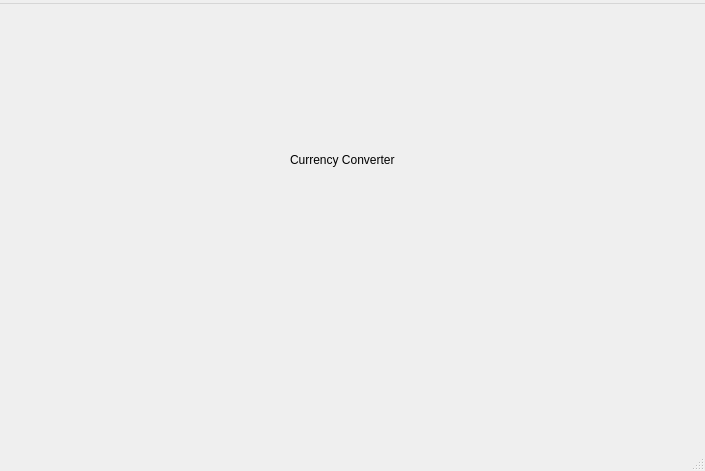
Above: converter.ui from NikaKhiz/tbc-currency-app-v2 before the change. Below: the same form after it.
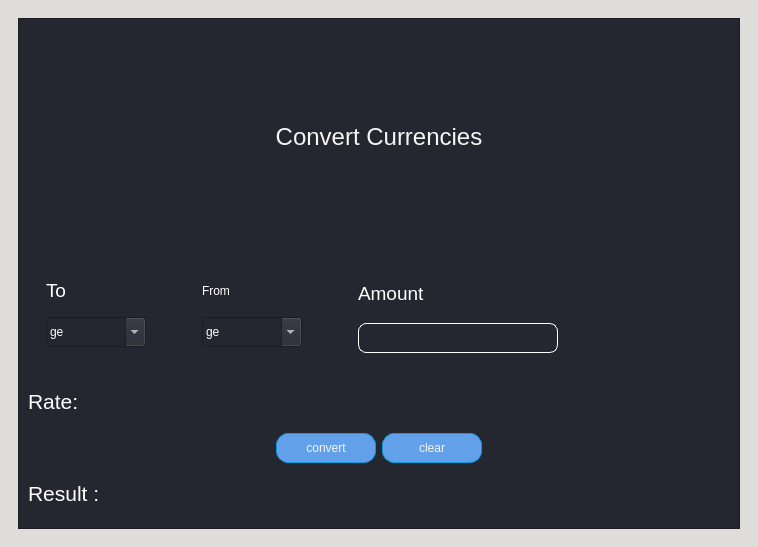
That is the form after the change. The open tabs and pages were chosen to show the change.

Commit message: modifie layout create stacked widget from login and converter page style login and converter page

What changed in the file:
```diff
--- a/converter.ui
+++ b/converter.ui
@@ -6,8 +6,8 @@
    <rect>
     <x>0</x>
     <y>0</y>
-    <width>705</width>
-    <height>471</height>
+    <width>758</width>
+    <height>547</height>
    </rect>
   </property>
   <property name="mouseTracking">
@@ -16,41 +16,625 @@
   <property name="windowTitle">
    <string>Currency Converter App</string>
   </property>
+  <property name="styleSheet">
+   <string notr="true">background-color: rgb(222, 221, 218);</string>
+  </property>
   <widget class="QWidget" name="centralwidget">
-   <widget class="QLabel" name="label">
-    <property name="geometry">
-     <rect>
-      <x>290</x>
-      <y>140</y>
-      <width>141</width>
-      <height>31</height>
-     </rect>
-    </property>
-    <property name="text">
-     <string>Currency Converter</string>
-    </property>
-    <property name="scaledContents">
-     <bool>false</bool>
-    </property>
-   </widget>
+   <layout class="QGridLayout" name="gridLayout_2">
+    <item row="0" column="0">
+     <widget class="QStackedWidget" name="stackedWidget">
+      <property name="cursor">
+       <cursorShape>ArrowCursor</cursorShape>
+      </property>
+      <property name="currentIndex">
+       <number>0</number>
+      </property>
+      <widget class="QWidget" name="login">
+       <layout class="QGridLayout" name="gridLayout_4">
+        <item row="0" column="0">
+         <widget class="QFrame" name="frame_3">
+          <property name="styleSheet">
+           <string notr="true">background-color: rgb(37, 39, 48);</string>
+          </property>
+          <property name="frameShape">
+           <enum>QFrame::StyledPanel</enum>
+          </property>
+          <property name="frameShadow">
+           <enum>QFrame::Raised</enum>
+          </property>
+          <layout class="QGridLayout" name="gridLayout_5">
+           <item row="0" column="0">
+            <layout class="QVBoxLayout" name="verticalLayout_4">
+             <item>
+              <widget class="QLabel" name="label">
+               <property name="minimumSize">
+                <size>
+                 <width>0</width>
+                 <height>50</height>
+                </size>
+               </property>
+               <property name="maximumSize">
+                <size>
+                 <width>16777215</width>
+                 <height>50</height>
+                </size>
+               </property>
+               <property name="styleSheet">
+                <string notr="true">color: rgb(246, 245, 244);</string>
+               </property>
+               <property name="text">
+                <string>&lt;html&gt;&lt;head/&gt;&lt;body&gt;&lt;p align=&quot;center&quot;&gt;&lt;span style=&quot; font-size:18pt;&quot;&gt;Login&lt;/span&gt;&lt;/p&gt;&lt;/body&gt;&lt;/html&gt;</string>
+               </property>
+              </widget>
+             </item>
+             <item>
+              <widget class="QFrame" name="frame">
+               <property name="minimumSize">
+                <size>
+                 <width>0</width>
+                 <height>100</height>
+                </size>
+               </property>
+               <property name="maximumSize">
+                <size>
+                 <width>16777215</width>
+                 <height>100</height>
+                </size>
+               </property>
+               <property name="styleSheet">
+                <string notr="true">QFrame {
+	border: none;
+}</string>
+               </property>
+               <property name="frameShape">
+                <enum>QFrame::StyledPanel</enum>
+               </property>
+               <property name="frameShadow">
+                <enum>QFrame::Raised</enum>
+               </property>
+               <layout class="QVBoxLayout" name="verticalLayout_2">
+                <item>
+                 <widget class="QLineEdit" name="lineEdit_6">
+                  <property name="maximumSize">
+                   <size>
+                    <width>240</width>
+                    <height>40</height>
+                   </size>
+                  </property>
+                  <property name="sizeIncrement">
+                   <size>
+                    <width>240</width>
+                    <height>40</height>
+                   </size>
+                  </property>
+                  <property name="styleSheet">
+                   <string notr="true">QLineEdit {
+	border: 1px solid #FFF;
+	border-radius: 12px;
+	color: #FFF;
+	padding: 8px 12px;
+}
+</string>
+                  </property>
+                  <property name="inputMask">
+                   <string/>
+                  </property>
+                  <property name="text">
+                   <string/>
+                  </property>
+                  <property name="frame">
+                   <bool>true</bool>
+                  </property>
+                  <property name="placeholderText">
+                   <string>Username</string>
+                  </property>
+                 </widget>
+                </item>
+                <item>
+                 <widget class="QLineEdit" name="lineEdit_7">
+                  <property name="maximumSize">
+                   <size>
+                    <width>240</width>
+                    <height>40</height>
+                   </size>
+                  </property>
+                  <property name="sizeIncrement">
+                   <size>
+                    <width>240</width>
+                    <height>40</height>
+                   </size>
+                  </property>
+                  <property name="styleSheet">
+                   <string notr="true">QLineEdit {
+	border: 1px solid #FFF;
+	border-radius: 12px;
+	color: #FFF;
+	padding: 8px 12px;
+}
+</string>
+                  </property>
+                  <property name="inputMask">
+                   <string/>
+                  </property>
+                  <property name="text">
+                   <string/>
+                  </property>
+                  <property name="frame">
+                   <bool>true</bool>
+                  </property>
+                  <property name="placeholderText">
+                   <string>Username</string>
+                  </property>
+                 </widget>
+                </item>
+               </layout>
+              </widget>
+             </item>
+             <item>
+              <widget class="QFrame" name="frame_5">
+               <property name="minimumSize">
+                <size>
+                 <width>0</width>
+                 <height>40</height>
+                </size>
+               </property>
+               <property name="maximumSize">
+                <size>
+                 <width>16777215</width>
+                 <height>40</height>
+                </size>
+               </property>
+               <property name="styleSheet">
+                <string notr="true">QFrame {
+	border: none;
+}</string>
+               </property>
+               <property name="frameShape">
+                <enum>QFrame::StyledPanel</enum>
+               </property>
+               <property name="frameShadow">
+                <enum>QFrame::Raised</enum>
+               </property>
+               <layout class="QVBoxLayout" name="verticalLayout_7">
+                <item alignment="Qt::AlignRight">
+                 <widget class="QPushButton" name="pushButton">
+                  <property name="minimumSize">
+                   <size>
+                    <width>100</width>
+                    <height>30</height>
+                   </size>
+                  </property>
+                  <property name="maximumSize">
+                   <size>
+                    <width>100</width>
+                    <height>30</height>
+                   </size>
+                  </property>
+                  <property name="cursor">
+                   <cursorShape>PointingHandCursor</cursorShape>
+                  </property>
+                  <property name="mouseTracking">
+                   <bool>false</bool>
+                  </property>
+                  <property name="styleSheet">
+                   <string notr="true">QPushButton{
+	background-color: rgb(98, 160, 234);
+	border:1px solid rgb(13, 155, 223);
+	border-radius:12px;
+	color: rgb(246, 245, 244);
+}</string>
+                  </property>
+                  <property name="text">
+                   <string>Login</string>
+                  </property>
+                 </widget>
+                </item>
+               </layout>
+              </widget>
+             </item>
+            </layout>
+           </item>
+          </layout>
+         </widget>
+        </item>
+       </layout>
+      </widget>
+      <widget class="QWidget" name="converter">
+       <layout class="QGridLayout" name="gridLayout_3">
+        <item row="0" column="0">
+         <widget class="QFrame" name="frame_2">
+          <property name="styleSheet">
+           <string notr="true">background-color: rgb(37, 39, 48);</string>
+          </property>
+          <property name="frameShape">
+           <enum>QFrame::StyledPanel</enum>
+          </property>
+          <property name="frameShadow">
+           <enum>QFrame::Raised</enum>
+          </property>
+          <layout class="QGridLayout" name="gridLayout_6">
+           <item row="0" column="0">
+            <layout class="QVBoxLayout" name="verticalLayout_6">
+             <item>
+              <widget class="QLabel" name="label_2">
+               <property name="styleSheet">
+                <string notr="true">color: rgb(246, 245, 244);</string>
+               </property>
+               <property name="text">
+                <string>&lt;html&gt;&lt;head/&gt;&lt;body&gt;&lt;p align=&quot;center&quot;&gt;&lt;span style=&quot; font-size:18pt;&quot;&gt;Convert Currencies&lt;/span&gt;&lt;/p&gt;&lt;/body&gt;&lt;/html&gt;</string>
+               </property>
+              </widget>
+             </item>
+             <item>
+              <layout class="QHBoxLayout" name="horizontalLayout_2">
+               <item>
+                <layout class="QVBoxLayout" name="verticalLayout_3"/>
+               </item>
+               <item>
+                <widget class="QGroupBox" name="groupBox">
+                 <property name="styleSheet">
+                  <string notr="true">QFrame, QGroupBox {
+	border:none;
+}</string>
+                 </property>
+                 <property name="title">
+                  <string/>
+                 </property>
+                 <layout class="QHBoxLayout" name="horizontalLayout_3">
+                  <item>
+                   <widget class="QFrame" name="frame_6">
+                    <property name="minimumSize">
+                     <size>
+                      <width>150</width>
+                      <height>100</height>
+                     </size>
+                    </property>
+                    <property name="maximumSize">
+                     <size>
+                      <width>16777215</width>
+                      <height>100</height>
+                     </size>
+                    </property>
+                    <property name="frameShape">
+                     <enum>QFrame::StyledPanel</enum>
+                    </property>
+                    <property name="frameShadow">
+                     <enum>QFrame::Raised</enum>
+                    </property>
+                    <layout class="QVBoxLayout" name="verticalLayout_9">
+                     <item>
+                      <widget class="QLabel" name="label_10">
+                       <property name="maximumSize">
+                        <size>
+                         <width>16777215</width>
+                         <height>30</height>
+                        </size>
+                       </property>
+                       <property name="styleSheet">
+                        <string notr="true">QLabel {
+	color: #FFF;
+}</string>
+                       </property>
+                       <property name="text">
+                        <string>&lt;html&gt;&lt;head/&gt;&lt;body&gt;&lt;p&gt;&lt;span style=&quot; font-size:14pt;&quot;&gt;To&lt;/span&gt;&lt;/p&gt;&lt;/body&gt;&lt;/html&gt;</string>
+                       </property>
+                      </widget>
+                     </item>
+                     <item>
+                      <widget class="QComboBox" name="comboBox_3">
+                       <property name="minimumSize">
+                        <size>
+                         <width>100</width>
+                         <height>30</height>
+                        </size>
+                       </property>
+                       <property name="maximumSize">
+                        <size>
+                         <width>100</width>
+                         <height>30</height>
+                        </size>
+                       </property>
+                       <property name="cursor">
+                        <cursorShape>PointingHandCursor</cursorShape>
+                       </property>
+                       <property name="styleSheet">
+                        <string notr="true">QComboBox {
+	color: #FFF;
+}</string>
+                       </property>
+                       <property name="editable">
+                        <bool>true</bool>
+                       </property>
+                       <property name="currentText">
+                        <string>ge</string>
+                       </property>
+                      </widget>
+                     </item>
+                    </layout>
+                   </widget>
+                  </item>
+                  <item>
+                   <widget class="QFrame" name="frame_7">
+                    <property name="minimumSize">
+                     <size>
+                      <width>150</width>
+                      <height>100</height>
+                     </size>
+                    </property>
+                    <property name="maximumSize">
+                     <size>
+                      <width>16777215</width>
+                      <height>100</height>
+                     </size>
+                    </property>
+                    <property name="frameShape">
+                     <enum>QFrame::StyledPanel</enum>
+                    </property>
+                    <property name="frameShadow">
+                     <enum>QFrame::Raised</enum>
+                    </property>
+                    <layout class="QVBoxLayout" name="verticalLayout_10">
+                     <item>
+                      <widget class="QLabel" name="label_11">
+                       <property name="maximumSize">
+                        <size>
+                         <width>16777215</width>
+                         <height>30</height>
+                        </size>
+                       </property>
+                       <property name="styleSheet">
+                        <string notr="true">QLabel {
+	color: #FFF;
+}</string>
+                       </property>
+                       <property name="text">
+                        <string>&lt;html&gt;&lt;head/&gt;&lt;body&gt;&lt;p&gt;From&lt;/p&gt;&lt;/body&gt;&lt;/html&gt;</string>
+                       </property>
+                      </widget>
+                     </item>
+                     <item>
+                      <widget class="QComboBox" name="comboBox_4">
+                       <property name="minimumSize">
+                        <size>
+                         <width>100</width>
+                         <height>30</height>
+                        </size>
+                       </property>
+                       <property name="maximumSize">
+                        <size>
+                         <width>100</width>
+                         <height>30</height>
+                        </size>
+                       </property>
+                       <property name="cursor">
+                        <cursorShape>PointingHandCursor</cursorShape>
+                       </property>
+                       <property name="styleSheet">
+                        <string notr="true">QComboBox {
+	color: #FFF;
+}</string>
+                       </property>
+                       <property name="editable">
+                        <bool>true</bool>
+                       </property>
+                       <property name="currentText">
+                        <string>ge</string>
+                       </property>
+                      </widget>
+                     </item>
+                    </layout>
+                   </widget>
+                  </item>
+                  <item>
+                   <widget class="QFrame" name="frame_4">
+                    <property name="minimumSize">
+                     <size>
+                      <width>300</width>
+                      <height>100</height>
+                     </size>
+                    </property>
+                    <property name="maximumSize">
+                     <size>
+                      <width>16777215</width>
+                      <height>100</height>
+                     </size>
+                    </property>
+                    <property name="styleSheet">
+                     <string notr="true"/>
+                    </property>
+                    <property name="frameShape">
+                     <enum>QFrame::StyledPanel</enum>
+                    </property>
+                    <property name="frameShadow">
+                     <enum>QFrame::Raised</enum>
+                    </property>
+                    <layout class="QVBoxLayout" name="verticalLayout_8">
+                     <item>
+                      <widget class="QLabel" name="label_8">
+                       <property name="styleSheet">
+                        <string notr="true">QLabel {
+	color: #FFF;
+}</string>
+                       </property>
+                       <property name="text">
+                        <string>&lt;html&gt;&lt;head/&gt;&lt;body&gt;&lt;p&gt;&lt;span style=&quot; font-size:14pt;&quot;&gt;Amount&lt;/span&gt;&lt;/p&gt;&lt;/body&gt;&lt;/html&gt;</string>
+                       </property>
+                      </widget>
+                     </item>
+                     <item>
+                      <widget class="QLineEdit" name="lineEdit_5">
+                       <property name="minimumSize">
+                        <size>
+                         <width>0</width>
+                         <height>30</height>
+                        </size>
+                       </property>
+                       <property name="maximumSize">
+                        <size>
+                         <width>200</width>
+                         <height>30</height>
+                        </size>
+                       </property>
+                       <property name="styleSheet">
+                        <string notr="true">QLineEdit {
+	border: 1px solid #FFF;
+	border-radius: 8px;
+	color: #FFF;
+	padding: 8px 12px;
+}
+</string>
+                       </property>
+                       <property name="inputMask">
+                        <string/>
+                       </property>
+                       <property name="text">
+                        <string/>
+                       </property>
+                       <property name="frame">
+                        <bool>true</bool>
+                       </property>
+                       <property name="placeholderText">
+                        <string/>
+                       </property>
+                      </widget>
+                     </item>
+                    </layout>
+                   </widget>
+                  </item>
+                 </layout>
+                </widget>
+               </item>
+               <item>
+                <layout class="QVBoxLayout" name="verticalLayout_5"/>
+               </item>
+              </layout>
+             </item>
+             <item>
+              <widget class="QLabel" name="label_3">
+               <property name="minimumSize">
+                <size>
+                 <width>0</width>
+                 <height>50</height>
+                </size>
+               </property>
+               <property name="maximumSize">
+                <size>
+                 <width>16777215</width>
+                 <height>50</height>
+                </size>
+               </property>
+               <property name="styleSheet">
+                <string notr="true">QLabel {
+	color: #FFF;
+}</string>
+               </property>
+               <property name="text">
+                <string>&lt;html&gt;&lt;head/&gt;&lt;body&gt;&lt;p&gt;&lt;span style=&quot; font-size:16pt;&quot;&gt;Rate: &lt;/span&gt;&lt;/p&gt;&lt;/body&gt;&lt;/html&gt;</string>
+               </property>
+              </widget>
+             </item>
+             <item>
+              <layout class="QHBoxLayout" name="horizontalLayout">
+               <item alignment="Qt::AlignRight">
+                <widget class="QPushButton" name="pushButton_2">
+                 <property name="minimumSize">
+                  <size>
+                   <width>100</width>
+                   <height>30</height>
+                  </size>
+                 </property>
+                 <property name="maximumSize">
+                  <size>
+                   <width>100</width>
+                   <height>30</height>
+                  </size>
+                 </property>
+                 <property name="cursor">
+                  <cursorShape>PointingHandCursor</cursorShape>
+                 </property>
+                 <property name="layoutDirection">
+                  <enum>Qt::LeftToRight</enum>
+                 </property>
+                 <property name="styleSheet">
+                  <string notr="true">QPushButton{
+	background-color: rgb(98, 160, 234);
+	border:1px solid rgb(13, 155, 223);
+	border-radius:12px;
+	color: rgb(246, 245, 244);
+}</string>
+                 </property>
+                 <property name="text">
+                  <string>convert</string>
+                 </property>
+                </widget>
+               </item>
+               <item alignment="Qt::AlignLeft">
+                <widget class="QPushButton" name="pushButton_3">
+                 <property name="minimumSize">
+                  <size>
+                   <width>100</width>
+                   <height>30</height>
+                  </size>
+                 </property>
+                 <property name="maximumSize">
+                  <size>
+                   <width>100</width>
+                   <height>30</height>
+                  </size>
+                 </property>
+                 <property name="cursor">
+                  <cursorShape>PointingHandCursor</cursorShape>
+                 </property>
+                 <property name="styleSheet">
+                  <string notr="true">QPushButton{
+	background-color: rgb(98, 160, 234);
+	border:1px solid rgb(13, 155, 223);
+	border-radius:12px;
+	color: rgb(246, 245, 244);
+}</string>
+                 </property>
+                 <property name="text">
+                  <string>clear</string>
+                 </property>
+                </widget>
+               </item>
+              </layout>
+             </item>
+             <item>
+              <widget class="QLabel" name="label_4">
+               <property name="minimumSize">
+                <size>
+                 <width>0</width>
+                 <height>50</height>
+                </size>
+               </property>
+               <property name="maximumSize">
+                <size>
+                 <width>16777215</width>
+                 <height>50</height>
+                </size>
+               </property>
+               <property name="styleSheet">
+                <string notr="true">QLabel {
+	color: #FFF;
+}</string>
+               </property>
+               <property name="text">
+                <string>&lt;html&gt;&lt;head/&gt;&lt;body&gt;&lt;p&gt;&lt;span style=&quot; font-size:16pt;&quot;&gt;Result : &lt;/span&gt;&lt;/p&gt;&lt;/body&gt;&lt;/html&gt;</string>
+               </property>
+              </widget>
+             </item>
+            </layout>
+           </item>
+          </layout>
+         </widget>
+        </item>
+       </layout>
+      </widget>
+     </widget>
+    </item>
+   </layout>
   </widget>
-  <widget class="QMenuBar" name="menubar">
-   <property name="geometry">
-    <rect>
-     <x>0</x>
-     <y>0</y>
-     <width>705</width>
-     <height>22</height>
-    </rect>
-   </property>
-   <widget class="QMenu" name="menuasdasd">
-    <property name="title">
-     <string/>
-    </property>
-   </widget>
-   <addaction name="menuasdasd"/>
-  </widget>
-  <widget class="QStatusBar" name="statusbar"/>
  </widget>
  <resources/>
  <connections/>
```
Left out of the diff: 3 changed lines with no effect on the pictures.
